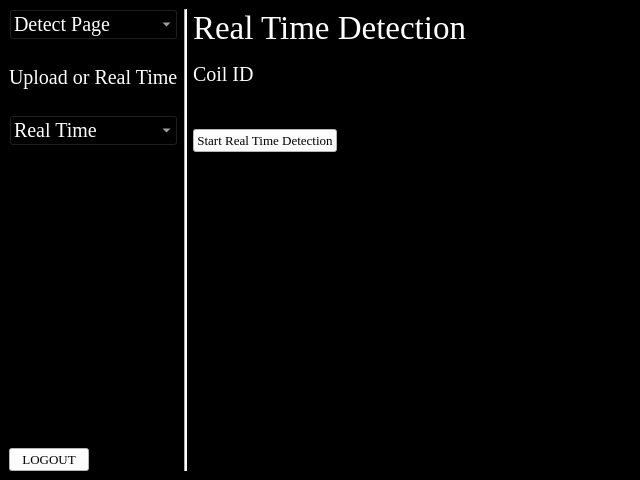
Old version of the form detect_page/real_time/real_time.ui in the repository siahaanabrahams/desktop_app.
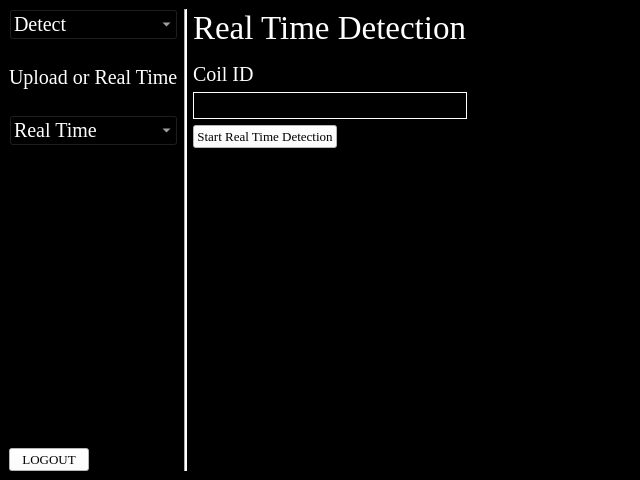
New version of the form.

Patch:
```diff
--- a/detect_page/real_time/real_time.ui
+++ b/detect_page/real_time/real_time.ui
@@ -81,7 +81,11 @@
              </font>
             </property>
             <property name="styleSheet">
-             <string notr="true">color: rgb(255, 255, 255);</string>
+             <string notr="true">QLineEdit {
+    color: white;
+    background-color: black;
+    border: 1px solid white; 
+} </string>
             </property>
            </widget>
           </item>
@@ -150,7 +154,7 @@
           </property>
           <item>
            <property name="text">
-            <string>Detect Page</string>
+            <string>Detect</string>
            </property>
           </item>
           <item>
```
Left out of the diff: 19 changed lines with no effect on the pictures.
